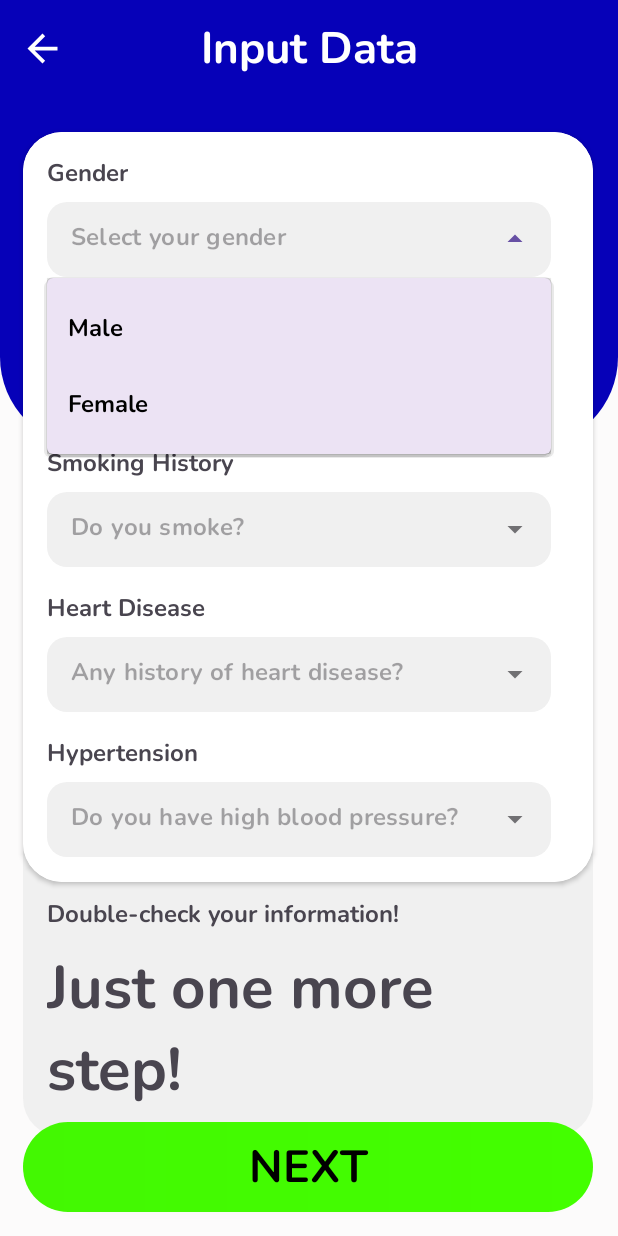
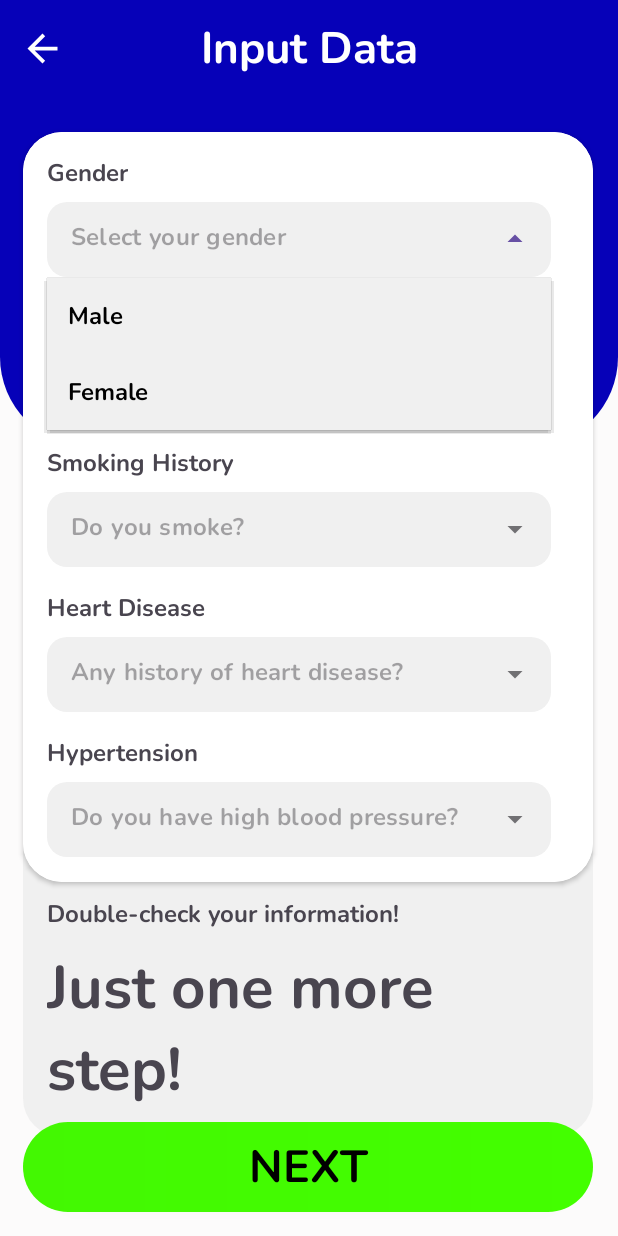
Before and after one commit to reiirei/Gluco-Guide, an Android app: the InputDataFragment screen opened through its navigation route, after a tap on an icon or button, on a phone screen of 412 x 824 dp. Run offline under Robolectric (Android 15) with nearby library versions, the phone set to English and light mode, and no system bars; pictures from the network do not load.

Commit message:
modify/added popup background color of textInput

```diff
--- a/MD/app/src/main/res/layout/fragment_input_data.xml
+++ b/MD/app/src/main/res/layout/fragment_input_data.xml
@@ -115,6 +115,7 @@
                     android:layout_marginTop="8dp"
                     android:textColor="@color/black"
                     android:background="@drawable/rounded_text_input_layout"
+                    android:popupBackground="@color/grey"
                     android:fontFamily="@font/nunito_bold"
                     android:hint="@string/select_your_gender"
                     android:inputType="none"
@@ -150,6 +151,7 @@
                     android:layout_marginTop="8dp"
                     android:textColor="@color/black"
                     android:background="@drawable/rounded_text_input_layout"
+                    android:popupBackground="@color/grey"
                     android:fontFamily="@font/nunito_bold"
                     android:hint="@string/enter_your_age"
                     android:inputType="none"
@@ -185,6 +187,7 @@
                     android:layout_marginTop="8dp"
                     android:textColor="@color/black"
                     android:background="@drawable/rounded_text_input_layout"
+                    android:popupBackground="@color/grey"
                     android:fontFamily="@font/nunito_bold"
                     android:hint="@string/do_you_smoke"
                     android:inputType="none"
@@ -219,6 +222,7 @@
                     android:layout_height="50dp"
                     android:layout_marginTop="8dp"
                     android:background="@drawable/rounded_text_input_layout"
+                    android:popupBackground="@color/grey"
                     android:fontFamily="@font/nunito_bold"
                     android:textColor="@color/black"
                     android:hint="@string/any_history_of_heart_disease"
@@ -254,6 +258,7 @@
                     android:layout_height="50dp"
                     android:layout_marginTop="8dp"
                     android:background="@drawable/rounded_text_input_layout"
+                    android:popupBackground="@color/grey"
                     android:fontFamily="@font/nunito_bold"
                     android:textColor="@color/black"
                     android:hint="@string/do_you_have_high_blood_pressure"
```
